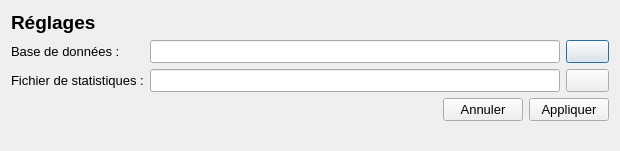
Before: the Qt Designer form guide/interface/ui/setting.ui in samueldrouin/PyGuide, drawn with Qt 5.
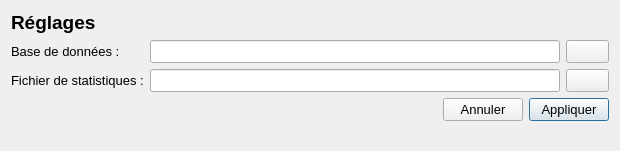
After: the same form once the commit is applied. Icons and pictures are not drawn.

Patch:
```diff
--- a/guide/interface/ui/setting.ui
+++ b/guide/interface/ui/setting.ui
@@ -79,6 +79,9 @@
            <height>16</height>
           </size>
          </property>
+         <property name="autoDefault">
+          <bool>false</bool>
+         </property>
          <property name="flat">
           <bool>false</bool>
          </property>
@@ -159,6 +162,9 @@
        <property name="text">
         <string>Appliquer</string>
        </property>
+       <property name="default">
+        <bool>true</bool>
+       </property>
       </widget>
      </item>
     </layout>
```
Left out of the diff: 6 changed lines with no effect on the pictures.
